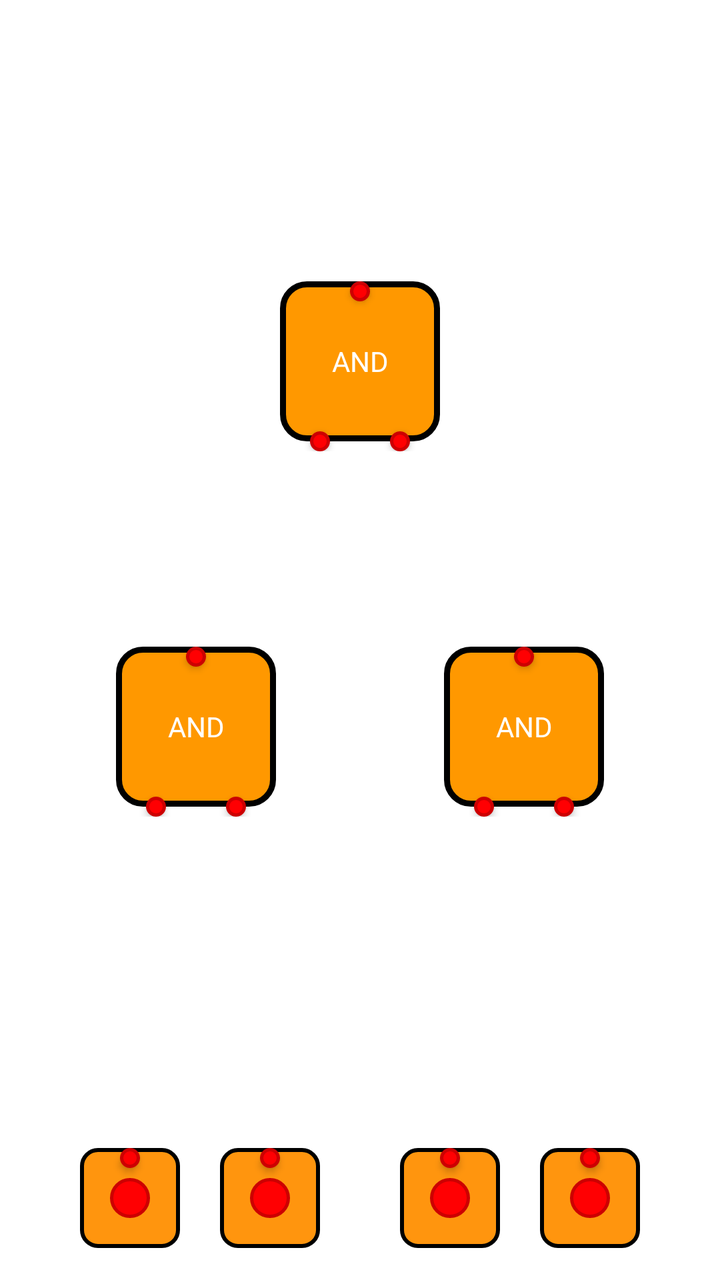
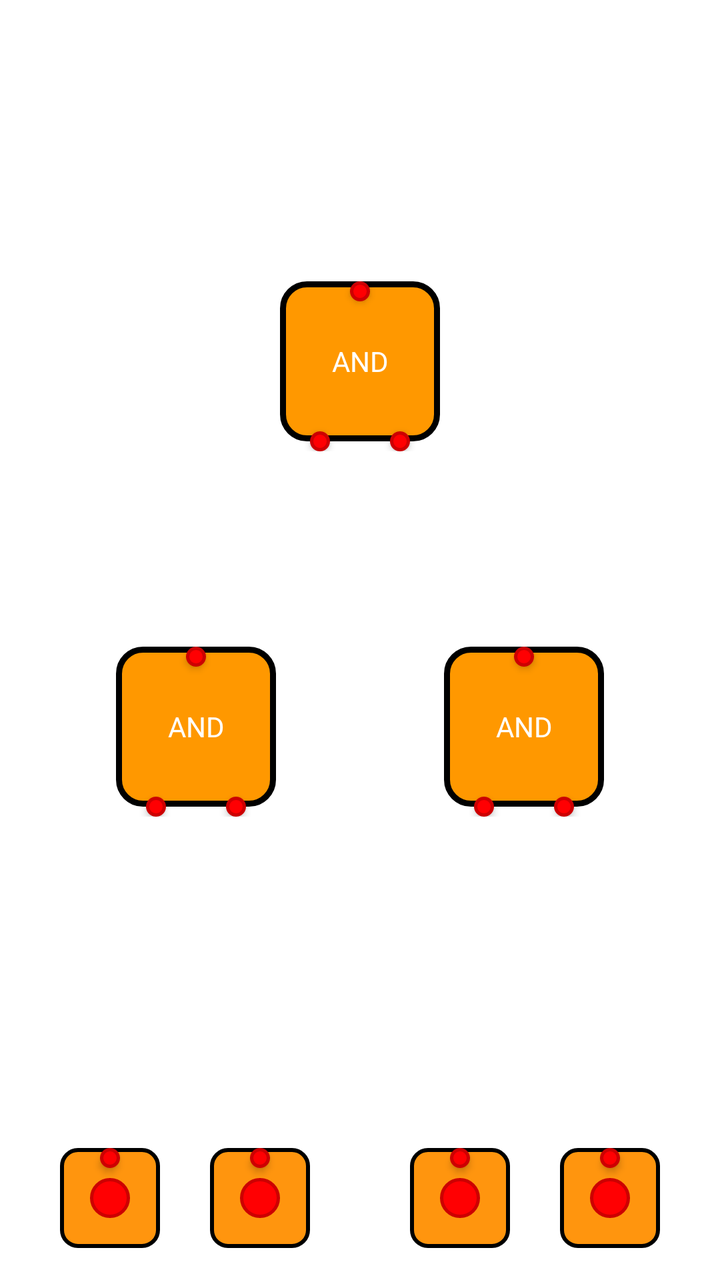

Two renders of the same Android screen: before a commit and after it. Below are the layout's source before the change and the commit's diff.
<!-- AndroidManifest.xml: another module's application theme Theme.PintuLogika -->
<!-- res/layout/item_level_1.xml -->
<?xml version="1.0" encoding="utf-8"?>
<androidx.constraintlayout.widget.ConstraintLayout xmlns:android="http://schemas.android.com/apk/res/android"
    android:layout_width="match_parent"
    android:layout_height="match_parent"
    xmlns:app="http://schemas.android.com/apk/res-auto"
    android:fitsSystemWindows="true"
    android:background="@android:color/white"
    android:padding="16dp">

    
    <FrameLayout
        android:layout_width="wrap_content"
        android:layout_height="wrap_content"
        android:tag="AND3"
        app:layout_constraintStart_toStartOf="parent"
        app:layout_constraintEnd_toEndOf="parent"
        app:layout_constraintTop_toBottomOf="@+id/guidelineHorizontal1"
        app:layout_constraintBottom_toTopOf="@+id/guidelineHorizontal2">

        <include
            android:id="@+id/gate_2"
            android:tag="gate_2"
            layout="@layout/gates_and"/>
    </FrameLayout>

    <FrameLayout
        android:layout_width="wrap_content"
        android:layout_height="wrap_content"
        android:tag="AND1"
        app:layout_constraintBottom_toTopOf="@+id/guidelineHorizontal4"
        app:layout_constraintEnd_toStartOf="@+id/guidelineVertical2"
        app:layout_constraintStart_toStartOf="parent"
        app:layout_constraintTop_toBottomOf="@+id/guidelineHorizontal3">

        <include
            android:id="@+id/gate_0"
            android:tag="gate_0"
            layout="@layout/gates_and"/>
    </FrameLayout>


    <FrameLayout
        android:layout_width="wrap_content"
        android:layout_height="wrap_content"
        android:tag="AND2"
        app:layout_constraintBottom_toTopOf="@+id/guidelineHorizontal4"
        app:layout_constraintEnd_toEndOf="parent"
        app:layout_constraintStart_toEndOf="@+id/guidelineVertical2"
        app:layout_constraintTop_toBottomOf="@+id/guidelineHorizontal3">

        <include
            android:id="@+id/gate_1"
            android:tag="gate_1"
            layout="@layout/gates_and"/>
    </FrameLayout>


    
    <LinearLayout
        android:id="@+id/input_row"
        android:layout_width="match_parent"
        android:layout_height="wrap_content"
        android:orientation="horizontal"
        android:gravity="center"
        android:translationZ="4dp"
        app:layout_constraintStart_toStartOf="parent"
        app:layout_constraintEnd_toEndOf="parent"
        app:layout_constraintBottom_toBottomOf="parent">

        
        <FrameLayout
            android:layout_width="wrap_content"
            android:layout_height="wrap_content"
            android:tag="input1">
            <include
                android:id="@+id/input_1"
                layout="@layout/custom_input" />
        </FrameLayout>

        
        <FrameLayout
            android:layout_width="wrap_content"
            android:layout_height="wrap_content"
            android:layout_marginHorizontal="20dp"
            android:tag="input2">
            <include
                android:id="@+id/input_2"
                layout="@layout/custom_input" />
        </FrameLayout>


        
        <FrameLayout
            android:layout_width="wrap_content"
            android:layout_height="wrap_content"
            android:layout_marginHorizontal="20dp"
            android:tag="input3">
            <include
                android:id="@+id/input_3"
                layout="@layout/custom_input" />
        </FrameLayout>

        
        <FrameLayout
            android:layout_width="wrap_content"
            android:layout_height="wrap_content"
            android:tag="input4">
            <include
                android:id="@+id/input_4"
                layout="@layout/custom_input" />
        </FrameLayout>

    </LinearLayout>

    
    <androidx.constraintlayout.widget.Guideline
        android:id="@+id/guidelineHorizontal1"
        android:layout_width="wrap_content"
        android:layout_height="64dp"
        android:orientation="horizontal"
        app:layout_constraintEnd_toEndOf="parent"
        app:layout_constraintGuide_percent="0.2"
        app:layout_constraintStart_toStartOf="parent" />


    <androidx.constraintlayout.widget.Guideline
        android:id="@+id/guidelineHorizontal2"
        android:layout_width="wrap_content"
        android:layout_height="64dp"
        android:orientation="horizontal"
        app:layout_constraintEnd_toEndOf="parent"
        app:layout_constraintGuide_percent="0.35"
        app:layout_constraintStart_toStartOf="parent" />

    <androidx.constraintlayout.widget.Guideline
        android:id="@+id/guidelineHorizontal3"
        android:layout_width="wrap_content"
        android:layout_height="64dp"
        android:orientation="horizontal"
        app:layout_constraintEnd_toEndOf="parent"
        app:layout_constraintGuide_percent="0.5"
        app:layout_constraintStart_toStartOf="parent" />

    <androidx.constraintlayout.widget.Guideline
        android:id="@+id/guidelineHorizontal4"
        android:layout_width="wrap_content"
        android:layout_height="64dp"
        android:orientation="horizontal"
        app:layout_constraintEnd_toEndOf="parent"
        app:layout_constraintGuide_percent="0.65"
        app:layout_constraintStart_toStartOf="parent" />

    <androidx.constraintlayout.widget.Guideline
        android:id="@+id/guidelineHorizontal5"
        android:layout_width="wrap_content"
        android:layout_height="64dp"
        android:orientation="horizontal"
        app:layout_constraintEnd_toEndOf="parent"
        app:layout_constraintGuide_percent="0.80"
        app:layout_constraintStart_toStartOf="parent" />


    
    <androidx.constraintlayout.widget.Guideline
        android:id="@+id/guidelineVertical1"
        android:layout_width="wrap_content"
        android:layout_height="64dp"
        android:orientation="vertical"
        app:layout_constraintEnd_toEndOf="parent"
        app:layout_constraintGuide_percent="0.25"
        app:layout_constraintStart_toStartOf="parent" />

    <androidx.constraintlayout.widget.Guideline
        android:id="@+id/guidelineVertical2"
        android:layout_width="wrap_content"
        android:layout_height="64dp"
        android:orientation="vertical"
        app:layout_constraintEnd_toEndOf="parent"
        app:layout_constraintGuide_percent="0.5"
        app:layout_constraintStart_toStartOf="parent" />

    <androidx.constraintlayout.widget.Guideline
        android:id="@+id/guidelineVertical3"
        android:layout_width="wrap_content"
        android:layout_height="64dp"
        android:orientation="vertical"
        app:layout_constraintEnd_toEndOf="parent"
        app:layout_constraintGuide_percent="0.75"
        app:layout_constraintStart_toStartOf="parent" />


</androidx.constraintlayout.widget.ConstraintLayout>
<!-- res/layout/gates_and.xml (included above) -->
<?xml version="1.0" encoding="utf-8"?>
<FrameLayout
    xmlns:android="http://schemas.android.com/apk/res/android"
    xmlns:app="http://schemas.android.com/apk/res-auto"
    android:layout_width="80dp"
    android:layout_height="85dp">

    
    <View
        android:id="@+id/dot_output"
        android:layout_width="10dp"
        android:layout_height="10dp"
        android:tag="output_0"
        android:layout_gravity="top|center"
        android:background="@drawable/red_dot_indicator_stroke"
        android:translationZ="2dp" />

    
    <View
        android:id="@+id/dot_input_0"
        android:layout_width="10dp"
        android:layout_height="10dp"
        android:tag="input_0"
        android:background="@drawable/red_dot_indicator_stroke"
        android:layout_gravity="bottom|start"
        android:layout_marginStart="15dp"
        android:translationZ="2dp"/>

    
    <View
        android:id="@+id/dot_input_1"
        android:layout_width="10dp"
        android:layout_height="10dp"
        android:tag="input_1"
        android:background="@drawable/red_dot_indicator_stroke"
        android:layout_gravity="bottom|end"
        android:layout_marginEnd="15dp"
        android:translationZ="2dp" />

    
    <TextView
        android:id="@+id/and"
        android:layout_width="80dp"
        android:layout_height="80dp"
        android:background="@drawable/final_gate_background"
        android:gravity="center"
        android:text="AND"
        android:textColor="@color/white"
        app:layout_constraintTop_toTopOf="parent"
        app:layout_constraintBottom_toBottomOf="parent"
        app:layout_constraintStart_toStartOf="parent"
        app:layout_constraintEnd_toEndOf="parent" />

</FrameLayout>
<!-- res/layout/custom_input.xml (included above) -->
<?xml version="1.0" encoding="utf-8"?>
<FrameLayout xmlns:android="http://schemas.android.com/apk/res/android"
    android:layout_width="50dp"
    android:layout_height="50dp"
    xmlns:app="http://schemas.android.com/apk/res-auto"
    android:background="@drawable/bg_custom_switch">

        <View
            android:id="@+id/dot_output"
            android:layout_width="10dp"
            android:layout_height="10dp"
            android:layout_gravity="top|center"
            android:tag="output_0"
            android:background="@drawable/red_dot_indicator_stroke"
            android:translationZ="2dp" />

        <View
            android:id="@+id/dot_indicator"
            android:layout_width="20dp"
            android:layout_height="20dp"
            android:layout_gravity="center"
            android:background="@drawable/red_dot_indicator_stroke" />

</FrameLayout>
<!-- resources referenced by this layout -->
<resources>
  <color name="white">#FFFFFFFF</color>
  <!-- drawable bg_custom_switch (drawable) -->
  <?xml version="1.0" encoding="utf-8"?>
  <shape xmlns:android="http://schemas.android.com/apk/res/android">
      <solid android:color="@color/orange_medium" />
      <corners android:radius="8dp" />
      <stroke
          android:width="2dp"
          android:color="@android:color/black" />
  </shape>
  <!-- drawable final_gate_background (drawable) -->
  <?xml version="1.0" encoding="utf-8"?>
  <shape xmlns:android="http://schemas.android.com/apk/res/android">
      <solid android:color="@color/orange_dark" />
      <corners android:radius="12dp" />
      <stroke
          android:width="3dp"
          android:color="@android:color/black" />
  </shape>
  <!-- drawable red_dot_indicator_stroke (drawable) -->
  <?xml version="1.0" encoding="utf-8"?>
  <shape xmlns:android="http://schemas.android.com/apk/res/android"
      android:shape="oval">
  
      
      <solid android:color="@color/red_indicator" />
  
      
      <stroke
          android:width="1.5dp"
          android:color="@color/red_dot_indicator" />
  </shape>
  <style name="Theme.PintuLogika" parent="Base.Theme.PintuLogika" />
  <color name="orange_medium">#FF950E</color>
  <color name="orange_dark">#FF9800</color>
  <color name="red_indicator">#FF0002</color>
  <color name="red_dot_indicator">#CC0002</color>
  <style name="Base.Theme.PintuLogika" parent="Theme.Material3.DayNight.NoActionBar">
          
          
      </style>
</resources>

<!-- the commit's change to res/layout/item_level_1.xml (unified diff, before → after) -->
@@ -81,7 +81,7 @@
         <FrameLayout
             android:layout_width="wrap_content"
             android:layout_height="wrap_content"
-            android:layout_marginHorizontal="20dp"
+            android:layout_marginHorizontal="25dp"
             android:tag="input2">
             <include
                 android:id="@+id/input_2"
@@ -93,7 +93,7 @@
         <FrameLayout
             android:layout_width="wrap_content"
             android:layout_height="wrap_content"
-            android:layout_marginHorizontal="20dp"
+            android:layout_marginHorizontal="25dp"
             android:tag="input3">
             <include
                 android:id="@+id/input_3"
